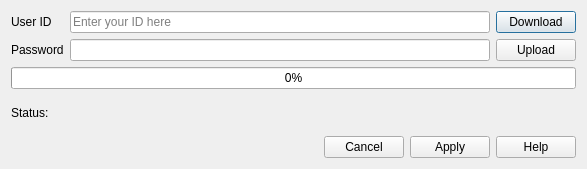
This is qt-ui/webservices.ui in subsurface/subsurface as Qt 5 draws it before an edit. The edited form follows.
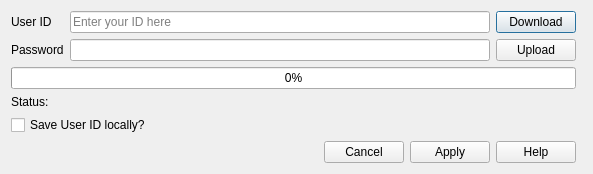
This is the edited form. Icons and pictures are not drawn.

Diff of the .ui file:
```diff
--- a/qt-ui/webservices.ui
+++ b/qt-ui/webservices.ui
@@ -45,7 +45,7 @@
      </property>
     </widget>
    </item>
-   <item row="4" column="0" colspan="3">
+   <item row="5" column="0" colspan="3">
     <widget class="QDialogButtonBox" name="buttonBox">
      <property name="orientation">
       <enum>Qt::Horizontal</enum>
@@ -79,6 +79,13 @@
      </property>
     </widget>
    </item>
+   <item row="4" column="0" colspan="4">
+    <widget class="QCheckBox" name="saveUidLocal">
+     <property name="text">
+      <string>Save User ID locally?</string>
+     </property>
+    </widget>
+   </item>
    <item row="1" column="0">
     <widget class="QLabel" name="passLabel">
      <property name="text">
```
